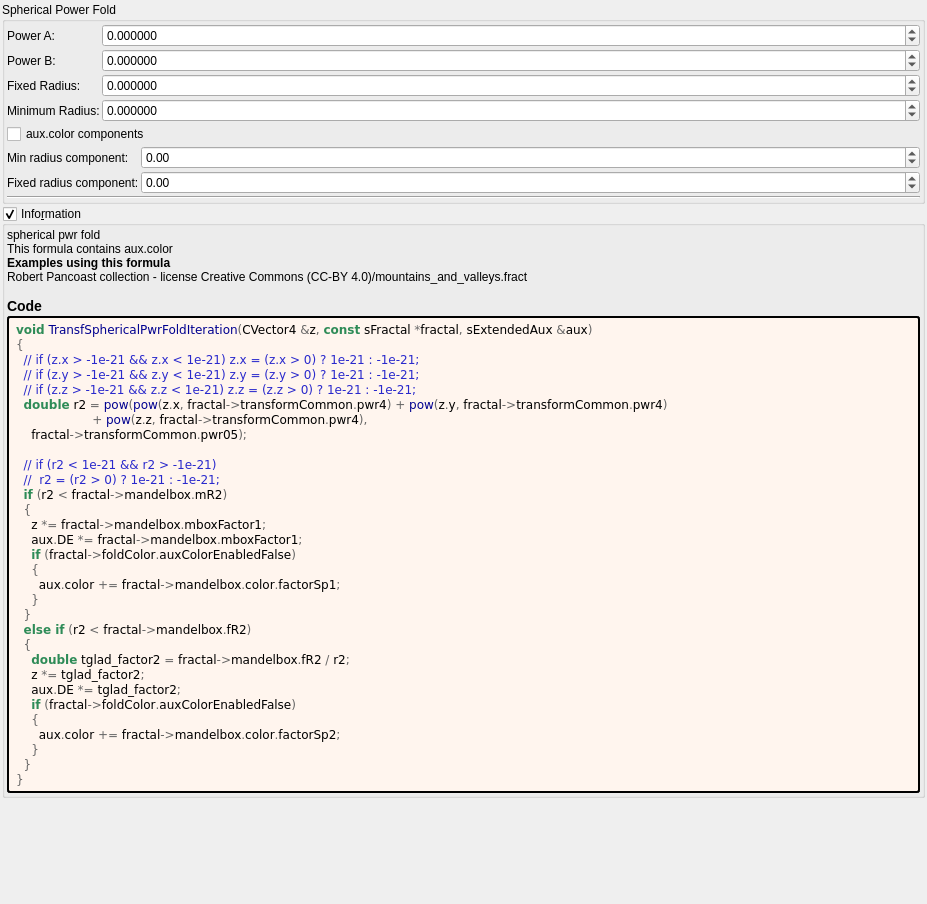
The window that mandelbulber2/formula/ui/transf_spherical_pwr_fold.ui (buddhi1980/mandelbulber2) describes before a commit, drawn with Qt 5.
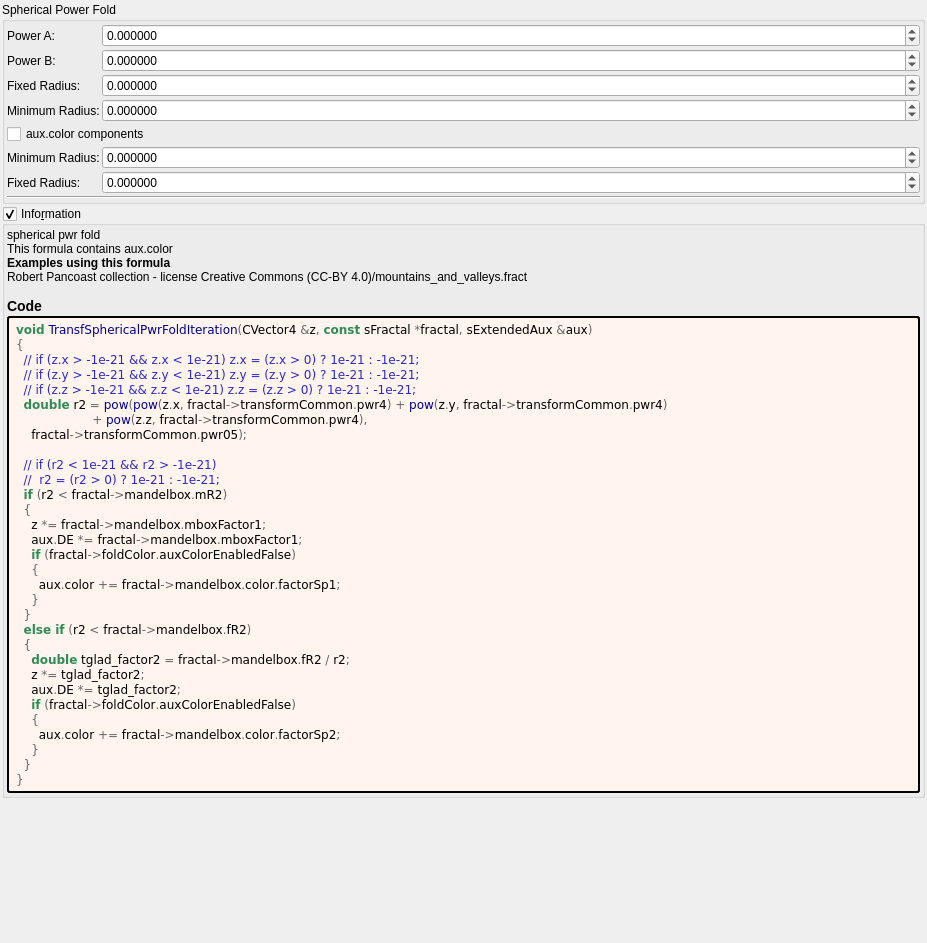
The same window after the commit. Custom widgets are drawn as their Qt base class.

```diff
--- a/mandelbulber2/formula/ui/transf_spherical_pwr_fold.ui
+++ b/mandelbulber2/formula/ui/transf_spherical_pwr_fold.ui
@@ -7,7 +7,7 @@
     <x>0</x>
     <y>0</y>
     <width>927</width>
-    <height>904</height>
+    <height>943</height>
    </rect>
   </property>
   <property name="windowTitle">
@@ -208,14 +208,14 @@
         <item row="1" column="0">
          <widget class="QLabel" name="label_28">
           <property name="text">
-           <string>Min radius component:</string>
+           <string>Minimum Radius:</string>
           </property>
          </widget>
         </item>
         <item row="2" column="0">
          <widget class="QLabel" name="label_29">
           <property name="text">
-           <string>Fixed radius component:</string>
+           <string>Fixed Radius:</string>
           </property>
          </widget>
         </item>
@@ -234,7 +234,7 @@
            <string/>
           </property>
           <property name="decimals">
-           <number>2</number>
+           <number>6</number>
           </property>
           <property name="minimum">
            <double>-100.000000000000000</double>
@@ -262,7 +262,7 @@
            <string/>
           </property>
           <property name="decimals">
-           <number>2</number>
+           <number>6</number>
           </property>
           <property name="minimum">
            <double>-100.000000000000000</double>
```
Left out of the diff: 2 changed lines with no effect on the pictures.
